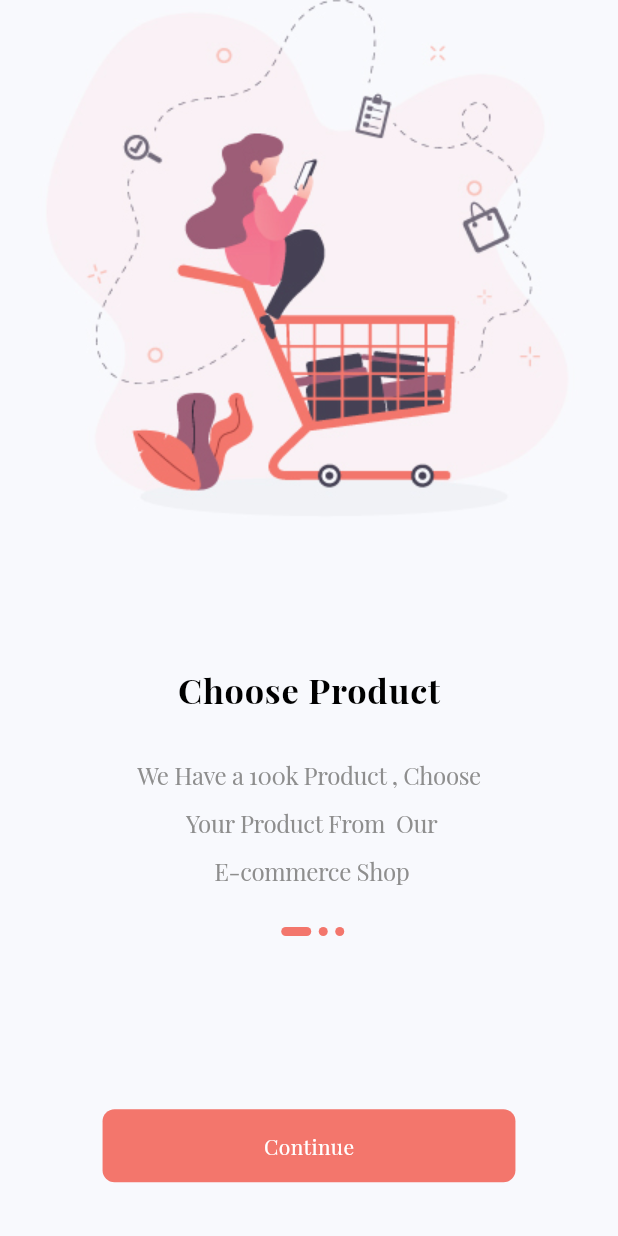
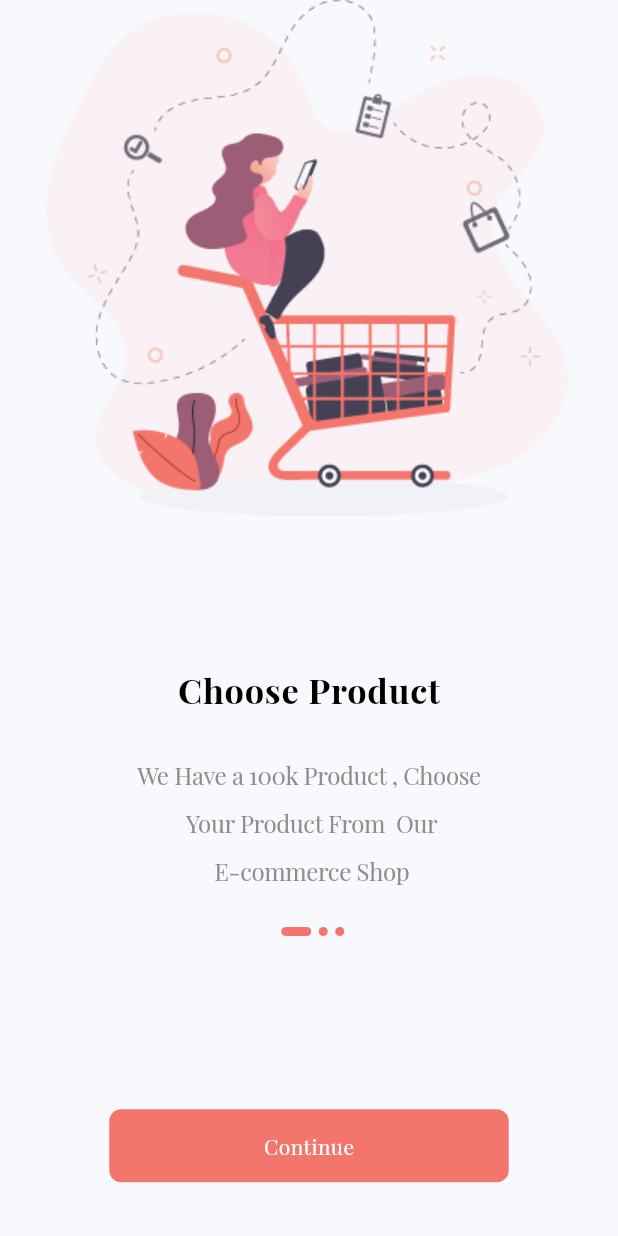
Before and after one commit to MohammedAnwar2/ecommerce-app, a Flutter app: the screen it shows after launch, on a phone screen of 412 x 824 dp. Run offline on Flutter 3.47's test engine with Material 3 defaults, Android fonts, the phone set to English and light mode, and no system bars; our stand-ins replace flutter_screenutil, get; project files that could hold a hidden picture were left out.

Commit message:
Update horizontal and vertical size functions to use width instead of height
This commit updates the horizontalSizedBox and horizontalSize functions to use
the width property instead of the height property for consistency.

```diff
--- a/lib/core/shared/horizontal_and_vertical_size.dart
+++ b/lib/core/shared/horizontal_and_vertical_size.dart
@@ -2,7 +2,7 @@ import 'package:flutter/material.dart';
 import 'package:flutter_screenutil/flutter_screenutil.dart';
 
 Widget horizontalSizedBox(int size) {
-  return SizedBox(width: size.h);
+  return SizedBox(width: size.w);
 }
 
 Widget verticalSizedBox(int size) {
@@ -10,7 +10,7 @@ Widget verticalSizedBox(int size) {
 }
 
 double horizontalSize(int size) {
-  return size.h;
+  return size.w;
 }
 
 double verticalSized(int size) {
```
